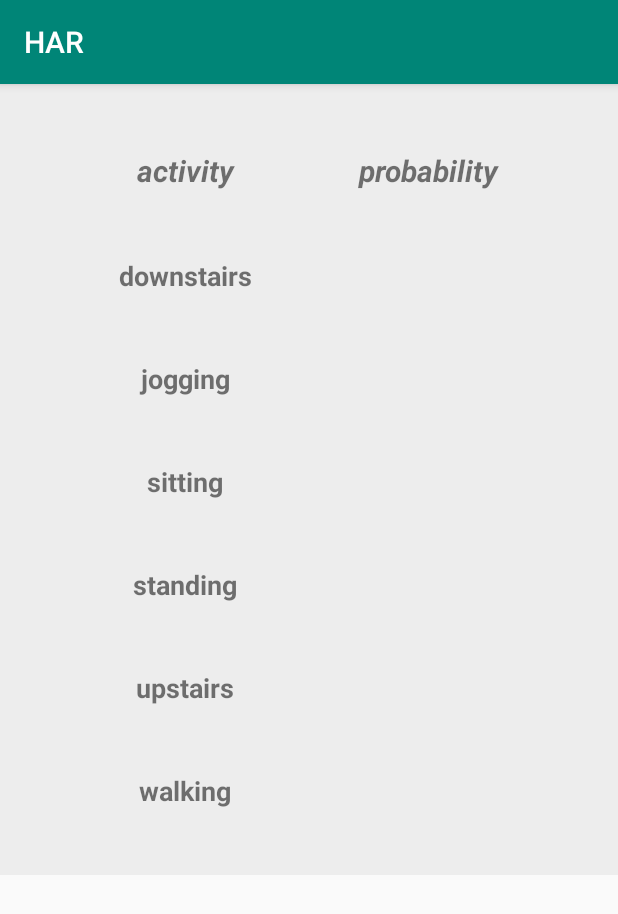
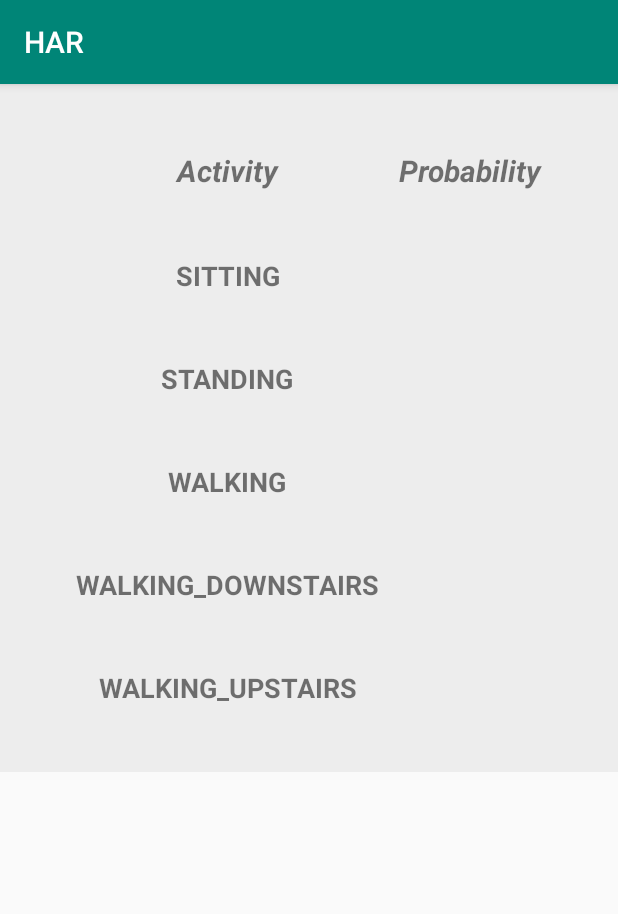
Before and after one commit to hasantarek2002/HAR, an Android app: the screen it shows after launch (MainActivity), on a phone screen of 412 x 824 dp. Shown: the top 914 px of the screen. Run offline under Robolectric (Android 15) with nearby library versions, the phone set to English and light mode, and no system bars; libraries missing offline, so code that uses them is left out: org.tensorflow.lite; 1 statement that could not run was skipped.

Commit message:
Activity label UI added

```diff
--- a/HAR/app/build.gradle
+++ b/HAR/app/build.gradle
@@ -11,7 +11,7 @@ android {
     buildToolsVersion "29.0.0"
     defaultConfig {
         applicationId "com.example.har"
-        minSdkVersion 15
+        minSdkVersion 21
         targetSdkVersion 29
         versionCode 1
         versionName "1.0"
--- a/HAR/app/src/main/java/com/example/har/MainActivity.java
+++ b/HAR/app/src/main/java/com/example/har/MainActivity.java
@@ -22,28 +22,36 @@ import java.nio.MappedByteBuffer;
 import java.nio.channels.FileChannel;
 import java.util.ArrayList;
 import java.util.List;
+import java.util.Locale;
+import java.util.Random;
+import java.util.Timer;
+import java.util.TimerTask;
 
-public class MainActivity extends AppCompatActivity implements SensorEventListener {
+public class MainActivity extends AppCompatActivity implements SensorEventListener, TextToSpeech.OnInitListener {
 
-    private static final int N_SAMPLES = 200;
+    private static final int N_SAMPLES = 50;
+    private static final int N_TIME_STEPS = 10;
+    private static final int N_FEATURES = 31;
+    private static final int N_CLASSES = 5;
+
     private static List<Float> x;
     private static List<Float> y;
     private static List<Float> z;
-    private TextView downstairsTextView;
 
-    private TextView joggingTextView;
-    private TextView sittingTextView;
+    private TextView sittingsTextView;
     private TextView standingTextView;
-    private TextView upstairsTextView;
     private TextView walkingTextView;
+    private TextView walkingDownstairsTextView;
+    private TextView walkingUpstairsTextView;
     private TextToSpeech textToSpeech;
     private float[] results;
 
-    private String[] labels = {"Downstairs", "Jogging", "Sitting", "Standing", "Upstairs", "Walking"};
-
+    //private String[] labels = {"Downstairs", "Jogging", "Sitting", "Standing", "Upstairs", "Walking"};
+    private String[] labels = {"SITTING", "STANDING", "WALKING", "WALKING_DOWNSTAIRS", "WALKING_UPSTAIRS"};
 
     String modelFile = "converted_model.tflite";
     Interpreter tflite;
+
     @Override
     protected void onCreate(Bundle savedInstanceState) {
         super.onCreate(savedInstanceState);
@@ -52,12 +60,11 @@ public class MainActivity extends AppCompatActivity implements SensorEventListen
         y = new ArrayList<>();
         z = new ArrayList<>();
 
-        downstairsTextView = (TextView) findViewById(R.id.downstairs_prob);
-        joggingTextView = (TextView) findViewById(R.id.jogging_prob);
-        sittingTextView = (TextView) findViewById(R.id.sitting_prob);
+        sittingsTextView = (TextView) findViewById(R.id.sitting_prob);
         standingTextView = (TextView) findViewById(R.id.standing_prob);
-        upstairsTextView = (TextView) findViewById(R.id.upstairs_prob);
         walkingTextView = (TextView) findViewById(R.id.walking_prob);
+        walkingDownstairsTextView = (TextView) findViewById(R.id.walking_downstairs_prob);
+        walkingUpstairsTextView = (TextView) findViewById(R.id.walking_upstairs_prob);
 
         try {
             tflite = new Interpreter(loadModelFile(this, modelFile));
@@ -65,9 +72,34 @@ public class MainActivity extends AppCompatActivity implements SensorEventListen
         catch (IOException e) {
             e.printStackTrace();
         }
+
+        results = new float[N_CLASSES];
+        textToSpeech = new TextToSpeech(this, this);
+        textToSpeech.setLanguage(Locale.US);
     }
 
+    @Override
+    public void onInit(int i) {
+        Timer timer = new Timer();
+        timer.scheduleAtFixedRate(new TimerTask() {
+            @Override
+            public void run() {
+                if (results == null || results.length == 0) {
+                    return;
+                }
+                float max = -1;
+                int idx = -1;
+                for (int i = 0; i < results.length; i++) {
+                    if (results[i] > max) {
+                        idx = i;
+                        max = results[i];
+                    }
+                }
 
+                textToSpeech.speak(labels[idx], TextToSpeech.QUEUE_ADD, null, Integer.toString(new Random().nextInt()));
+            }
+        }, 4000, 5000);
+    }
 
     protected void onPause() {
         getSensorManager().unregisterListener(this);
@@ -76,9 +108,8 @@ public class MainActivity extends AppCompatActivity implements SensorEventListen
 
     protected void onResume() {
         super.onResume();
-        getSensorManager().registerListener(this, getSensorManager().getDefaultSensor(Sensor.TYPE_ACCELEROMETER), SensorManager.SENSOR_DELAY_GAME);
+        getSensorManager().registerListener(this, getSensorManager().getDefaultSensor(Sensor.TYPE_ACCELEROMETER), SensorManager.SENSOR_DELAY_NORMAL);
     }
-
 
     @Override
     public void onSensorChanged(SensorEvent sensorEvent) {
@@ -95,60 +126,50 @@ public class MainActivity extends AppCompatActivity implements SensorEventListen
     }
 
 
+    // 'SITTING', 'STANDING', 'WALKING', 'WALKING_DOWNSTAIRS', 'WALKING_UPSTAIRS'
+    // shape will be X = [None, N_TIME_STEPS, N_FEATURES] = [1, 10, 31]
+    // shape of y = [None, N_CLASSES] = [1,5]
+    // Android studio 3.4.1
 
     private void activityPrediction() {
         if (x.size() == N_SAMPLES && y.size() == N_SAMPLES && z.size() == N_SAMPLES) {
-            List<Float> data = new ArrayList<>();
-            data.addAll(x);
-            data.addAll(y);
-            data.addAll(z);
+            float[][][] inp=new float[1][N_TIME_STEPS][N_FEATURES];
+            float[][] out=new float[1][N_CLASSES];
+            float [] features_data = new float[N_FEATURES];
+            // here call the FeatureExtractor Class
+            // which will return the extracted features on features_data array
 
-            float[][][] inp=new float[1][200][3];
-            float[][] out=new float[1][6];
-            for(int i=0; i<inp[0].length; i++){
+            for(int i=0; i<N_TIME_STEPS; i++){
+                for (int j=0; j< N_FEATURES; j++){
+                    inp[0][i][j]=features_data[j];
+                }/*
                 inp[0][i][0]=x.get(i);
                 inp[0][i][1]=y.get(i);
                 inp[0][i][2]=z.get(i);
+                */
             }
 
             tflite.run(inp,out);
 
-            downstairsTextView.setText(Float.toString(round(out[0][0], 2)));
-            joggingTextView.setText(Float.toString(round(out[0][1], 2)));
-            sittingTextView.setText(Float.toString(round(out[0][2], 2)));
-            standingTextView.setText(Float.toString(round(out[0][3], 2)));
-            upstairsTextView.setText(Float.toString(round(out[0][4], 2)));
-            walkingTextView.setText(Float.toString(round(out[0][5], 2)));
+            for (int i=0; i<N_CLASSES; i++){
+                results[i] = out[0][i];
+            }
+            sittingsTextView.setText(Float.toString(round(out[0][0], 2)));
+            standingTextView.setText(Float.toString(round(out[0][1], 2)));
+            walkingTextView.setText(Float.toString(round(out[0][2], 2)));
+            walkingDownstairsTextView.setText(Float.toString(round(out[0][3], 2)));
+            walkingUpstairsTextView.setText(Float.toString(round(out[0][4], 2)));
 
-            Log.d("Result downstairs ",Float.toString(round(out[0][0], 2)) );
-            Log.d("Result jogging ",Float.toString(round(out[0][1], 2)) );
-            Log.d("Result sitting ",Float.toString(round(out[0][2], 2)) );
-            Log.d("Result standing ",Float.toString(round(out[0][3], 2)) );
-            Log.d("Result upstairs ",Float.toString(round(out[0][4], 2)) );
-            Log.d("Result walking ",Float.toString(round(out[0][5], 2)) );
-
-
-            //results = classifier.predictProbabilities(toFloatArray(data));
-           /* downstairsTextView.setText(Float.toString(round(results[0], 2)));
-            joggingTextView.setText(Float.toString(round(results[1], 2)));
-            sittingTextView.setText(Float.toString(round(results[2], 2)));
-            standingTextView.setText(Float.toString(round(results[3], 2)));
-            upstairsTextView.setText(Float.toString(round(results[4], 2)));
-            walkingTextView.setText(Float.toString(round(results[5], 2)));*/
+            Log.d("Result sitting ",Float.toString(round(out[0][0], 2)) );
+            Log.d("Result standing ",Float.toString(round(out[0][1], 2)) );
+            Log.d("Result walking ",Float.toString(round(out[0][2], 2)) );
+            Log.d("Result walk_downstair ",Float.toString(round(out[0][3], 2)) );
+            Log.d("Result walk_upstairs ",Float.toString(round(out[0][4], 2)) );
 
             x.clear();
             y.clear();
             z.clear();
         }
-    }
-    private float[] toFloatArray(List<Float> list) {
-        int i = 0;
-        float[] array = new float[list.size()];
-
-        for (Float f : list) {
-            array[i++] = (f != null ? f : Float.NaN);
-        }
-        return array;
     }
 
     private static float round(float d, int decimalPlace) {
@@ -170,4 +191,5 @@ public class MainActivity extends AppCompatActivity implements SensorEventListen
         return fileChannel.map(FileChannel.MapMode.READ_ONLY, startOffset, declaredLength);
     }
 
+
 }
--- a/HAR/app/src/main/res/layout/activity_main.xml
+++ b/HAR/app/src/main/res/layout/activity_main.xml
@@ -21,60 +21,18 @@
             <TextView
                 android:id="@+id/title"
                 android:layout_weight="1"
-                android:text="activity"
+                android:text="Activity"
                 android:textAlignment="center"
                 android:textSize="20sp"
                 android:textStyle="bold|italic" />
 
             <TextView
-                android:id="@+id/textView"
+                android:id="@+id/probability"
                 android:layout_weight="1"
-                android:text="probability"
+                android:text="Probability"
                 android:textAlignment="center"
                 android:textSize="20sp"
                 android:textStyle="bold|italic" />
-        </TableRow>
-
-        <TableRow
-            android:id="@+id/downstairs_row"
-            android:layout_width="fill_parent"
-            android:layout_height="fill_parent"
-            android:padding="22dp">
-
-            <TextView
-                android:id="@+id/downstairs_title"
-                android:layout_weight="1"
-                android:text="downstairs"
-                android:textAlignment="center"
-                android:textSize="18sp"
-                android:textStyle="bold" />
-
-            <TextView
-                android:id="@+id/downstairs_prob"
-                android:layout_weight="1"
-                android:textAlignment="center"
-                android:textSize="18sp" />
-        </TableRow>
-
-        <TableRow
-            android:id="@+id/jogging_row"
-            android:layout_width="fill_parent"
-            android:layout_height="fill_parent"
-            android:padding="22dp">
-
-            <TextView
-                android:id="@+id/jogging_title"
-                android:layout_weight="1"
-                android:text="jogging"
-                android:textAlignment="center"
-                android:textSize="18sp"
-                android:textStyle="bold" />
-
-            <TextView
-                android:id="@+id/jogging_prob"
-                android:layout_weight="1"
-                android:textAlignment="center"
-                android:textSize="18sp" />
         </TableRow>
 
         <TableRow
@@ -86,7 +44,7 @@
             <TextView
                 android:id="@+id/sitting_title"
                 android:layout_weight="1"
-                android:text="sitting"
+                android:text="SITTING"
                 android:textAlignment="center"
                 android:textSize="18sp"
                 android:textStyle="bold" />
@@ -107,7 +65,7 @@
             <TextView
                 android:id="@+id/standing_title"
                 android:layout_weight="1"
-                android:text="standing"
+                android:text="STANDING"
                 android:textAlignment="center"
                 android:textSize="18sp"
                 android:textStyle="bold" />
@@ -120,36 +78,15 @@
         </TableRow>
 
         <TableRow
-            android:id="@+id/upstairs_row"
-            android:layout_width="match_parent"
-            android:layout_height="match_parent"
-            android:padding="22dp">
-
-            <TextView
-                android:id="@+id/upstairs_title"
-                android:layout_weight="1"
-                android:text="upstairs"
-                android:textAlignment="center"
-                android:textSize="18sp"
-                android:textStyle="bold" />
-
-            <TextView
-                android:id="@+id/upstairs_prob"
-                android:layout_weight="1"
-                android:textAlignment="center"
-                android:textSize="18sp" />
-        </TableRow>
-
-        <TableRow
             android:id="@+id/walking_row"
-            android:layout_width="match_parent"
-            android:layout_height="match_parent"
+            android:layout_width="fill_parent"
+            android:layout_height="fill_parent"
             android:padding="22dp">
 
             <TextView
                 android:id="@+id/walking_title"
                 android:layout_weight="1"
-                android:text="walking"
+                android:text="WALKING"
                 android:textAlignment="center"
                 android:textSize="18sp"
                 android:textStyle="bold" />
@@ -160,5 +97,47 @@
                 android:textAlignment="center"
                 android:textSize="18sp" />
         </TableRow>
+
+        <TableRow
+            android:id="@+id/walking_downstairs_row"
+            android:layout_width="fill_parent"
+            android:layout_height="fill_parent"
+            android:padding="22dp">
+
+            <TextView
+                android:id="@+id/walking_downstairs_title"
+                android:layout_weight="1"
+                android:text="WALKING_DOWNSTAIRS"
+                android:textAlignment="center"
+                android:textSize="18sp"
+                android:textStyle="bold" />
+
+            <TextView
+                android:id="@+id/walking_downstairs_prob"
+                android:layout_weight="1"
+                android:textAlignment="center"
+                android:textSize="18sp" />
+        </TableRow>
+
+        <TableRow
+            android:id="@+id/walking_upstairs_row"
+            android:layout_width="match_parent"
+            android:layout_height="match_parent"
+            android:padding="22dp">
+
+            <TextView
+                android:id="@+id/walking_upstairs_title"
+                android:layout_weight="1"
+                android:text="WALKING_UPSTAIRS"
+                android:textAlignment="center"
+                android:textSize="18sp"
+                android:textStyle="bold" />
+
+            <TextView
+                android:id="@+id/walking_upstairs_prob"
+                android:layout_weight="1"
+                android:textAlignment="center"
+                android:textSize="18sp" />
+        </TableRow>
     </TableLayout>
 </ScrollView>
```
